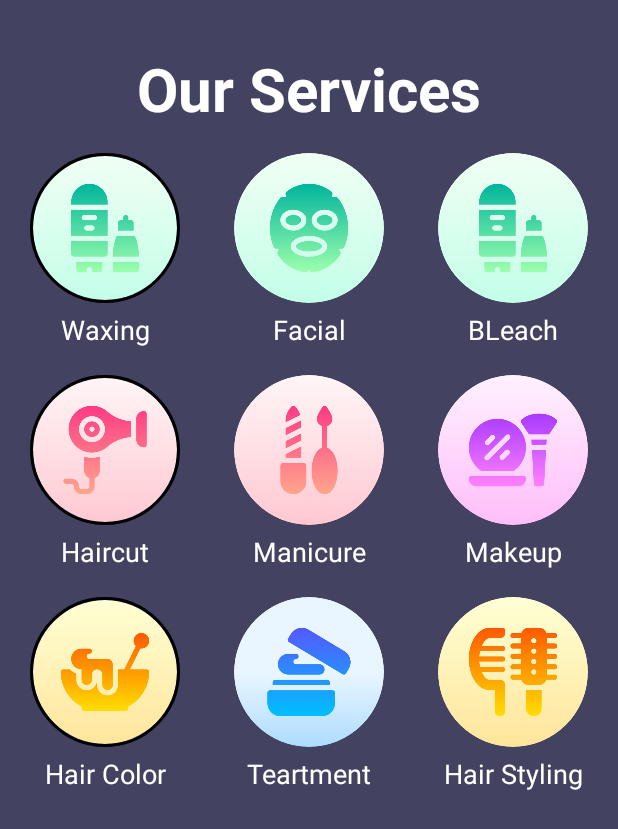
After one commit to iabhishek5007/NehaBeautySaloon, an Android app: the fragment ServicesFragment shown on its own in the app's theme, on a phone screen of 412 x 824 dp. The commit adds this screen. Shown: the top 829 px of the screen. Run offline under Robolectric (Android 15) with nearby library versions, the phone set to English and light mode, and no system bars; our stand-ins replace CircleImageView; Roboto replaces fonts that are not available here.

Commit message:
Designed Service Page

```diff
--- a/app/build.gradle
+++ b/app/build.gradle
@@ -46,13 +46,15 @@ dependencies {
     androidTestImplementation 'androidx.test.espresso:espresso-core:3.3.0'
 
     //Country Picker Design
-    implementation 'com.hbb20:ccp:2.3.1'
+    implementation 'com.hbb20:ccp:2.3.2'
 
     //OTP PIN View Design
-    implementation 'com.chaos.view:pinview:1.4.3'
+    implementation 'com.chaos.view:pinview:1.4.4'
     implementation 'com.google.firebase:firebase-core:16.0.8'
 
     implementation 'com.google.android.gms:play-services-auth:19.0.0'
     implementation 'com.firebaseui:firebase-ui:0.6.2'
 
+    //circle imageView
+    implementation 'de.hdodenhof:circleimageview:3.1.0'
 }
--- /dev/null
+++ b/app/src/main/java/com/example/nehabeautysalon/ServicesFragment.java
@@ -0,0 +1,29 @@
+package com.example.nehabeautysalon;
+
+import android.os.Bundle;
+
+import androidx.fragment.app.Fragment;
+
+import android.view.LayoutInflater;
+import android.view.View;
+import android.view.ViewGroup;
+
+
+public class ServicesFragment extends Fragment {
+
+
+
+    @Override
+    public void onCreate(Bundle savedInstanceState) {
+        super.onCreate(savedInstanceState);
+    }
+
+    @Override
+    public View onCreateView(LayoutInflater inflater, ViewGroup container,
+                             Bundle savedInstanceState) {
+        // Inflate the layout for this fragment
+        View view= inflater.inflate(R.layout.fragment_services, container, false);
+
+        return view;
+    }
+}
--- a/app/src/main/res/layout/fragment_home.xml
+++ b/app/src/main/res/layout/fragment_home.xml
@@ -4,7 +4,7 @@
     xmlns:tools="http://schemas.android.com/tools"
     android:layout_width="match_parent"
     android:layout_height="match_parent"
-    android:background="@color/white">
+    android:background="@color/bg_color">
 
     <androidx.constraintlayout.widget.ConstraintLayout
         android:id="@+id/constraintLayout2"
--- /dev/null
+++ b/app/src/main/res/layout/fragment_services.xml
@@ -0,0 +1,246 @@
+<?xml version="1.0" encoding="utf-8"?>
+<androidx.constraintlayout.widget.ConstraintLayout xmlns:android="http://schemas.android.com/apk/res/android"
+    xmlns:app="http://schemas.android.com/apk/res-auto"
+    xmlns:tools="http://schemas.android.com/tools"
+    android:layout_width="match_parent"
+    android:layout_height="match_parent"
+    android:background="@color/bg_color"
+    tools:context=".ServicesFragment">
+
+    <TextView
+        android:id="@+id/tvOurServices"
+        android:layout_width="wrap_content"
+        android:layout_height="wrap_content"
+        android:layout_marginTop="32dp"
+        android:text="Our Services"
+        android:textColor="@color/white"
+        android:textSize="40sp"
+        android:textStyle="bold"
+        app:layout_constraintEnd_toEndOf="parent"
+        app:layout_constraintStart_toStartOf="parent"
+        app:layout_constraintTop_toTopOf="parent" />
+
+    <de.hdodenhof.circleimageview.CircleImageView
+        android:id="@+id/img_waxing"
+        android:layout_width="100dp"
+        android:layout_height="100dp"
+        android:layout_marginStart="16dp"
+        android:layout_marginTop="16dp"
+        android:src="@drawable/bleach"
+        app:civ_border_color="#FF000000"
+        app:civ_border_width="2dp"
+        app:layout_constraintEnd_toStartOf="@+id/img_facial"
+        app:layout_constraintHorizontal_bias="0.5"
+        app:layout_constraintStart_toStartOf="parent"
+        app:layout_constraintTop_toBottomOf="@+id/tvOurServices" />
+
+    <TextView
+        android:layout_width="wrap_content"
+        android:layout_height="wrap_content"
+        android:text="Waxing"
+        android:layout_marginTop="5dp"
+        android:textColor="@color/white"
+        android:textSize="18sp"
+        app:layout_constraintLeft_toLeftOf="@id/img_waxing"
+        app:layout_constraintRight_toRightOf="@id/img_waxing"
+        app:layout_constraintTop_toBottomOf="@id/img_waxing" />
+
+    <de.hdodenhof.circleimageview.CircleImageView
+        android:id="@+id/img_facial"
+        android:layout_width="100dp"
+        android:layout_height="100dp"
+        android:layout_marginStart="32dp"
+        android:src="@drawable/facial"
+        app:layout_constraintBottom_toBottomOf="@id/img_waxing"
+        app:layout_constraintEnd_toStartOf="@+id/img_bleach"
+        app:layout_constraintHorizontal_bias="0.5"
+        app:layout_constraintStart_toEndOf="@+id/img_waxing"
+        app:layout_constraintTop_toTopOf="@+id/img_waxing" />
+
+    <TextView
+        android:layout_width="wrap_content"
+        android:layout_height="wrap_content"
+        android:layout_marginTop="5dp"
+        android:text="Facial"
+        android:textColor="@color/white"
+        android:textSize="18sp"
+        app:layout_constraintLeft_toLeftOf="@id/img_facial"
+        app:layout_constraintRight_toRightOf="@id/img_facial"
+        app:layout_constraintTop_toBottomOf="@id/img_facial" />
+
+
+    <de.hdodenhof.circleimageview.CircleImageView
+        android:id="@+id/img_bleach"
+        android:layout_width="100dp"
+        android:layout_height="100dp"
+        android:layout_marginStart="32dp"
+        android:layout_marginEnd="16dp"
+        android:src="@drawable/bleach"
+        app:layout_constraintBottom_toBottomOf="@id/img_facial"
+        app:layout_constraintEnd_toEndOf="parent"
+        app:layout_constraintHorizontal_bias="0.5"
+        app:layout_constraintStart_toEndOf="@+id/img_facial"
+        app:layout_constraintTop_toTopOf="@+id/img_facial" />
+
+    <TextView
+        android:layout_width="wrap_content"
+        android:layout_height="wrap_content"
+        android:text="BLeach"
+        android:layout_marginTop="5dp"
+        android:textColor="@color/white"
+        android:textSize="18sp"
+        app:layout_constraintLeft_toLeftOf="@id/img_bleach"
+        app:layout_constraintRight_toRightOf="@id/img_bleach"
+        app:layout_constraintTop_toBottomOf="@id/img_bleach" />
+
+
+    <de.hdodenhof.circleimageview.CircleImageView
+        android:id="@+id/img_massage"
+        android:layout_width="100dp"
+        android:layout_height="100dp"
+        android:layout_marginStart="16dp"
+        android:layout_marginTop="48dp"
+        android:src="@drawable/haircuts"
+        app:civ_border_color="#FF000000"
+        app:civ_border_width="2dp"
+        app:layout_constraintEnd_toStartOf="@+id/img_manicure"
+        app:layout_constraintHorizontal_bias="0.5"
+        app:layout_constraintStart_toStartOf="parent"
+        app:layout_constraintTop_toBottomOf="@+id/img_waxing" />
+
+    <TextView
+        android:layout_width="wrap_content"
+        android:layout_height="wrap_content"
+        android:text="Haircut"
+        android:textColor="@color/white"
+        android:layout_marginTop="5dp"
+        android:textSize="18sp"
+        app:layout_constraintLeft_toLeftOf="@id/img_massage"
+        app:layout_constraintRight_toRightOf="@id/img_massage"
+        app:layout_constraintTop_toBottomOf="@id/img_massage" />
+
+
+    <de.hdodenhof.circleimageview.CircleImageView
+        android:id="@+id/img_manicure"
+        android:layout_width="100dp"
+        android:layout_height="100dp"
+        android:layout_marginStart="32dp"
+        android:src="@drawable/manicure"
+        app:layout_constraintBottom_toBottomOf="@id/img_massage"
+        app:layout_constraintEnd_toStartOf="@+id/img_makeup"
+        app:layout_constraintHorizontal_bias="0.5"
+        app:layout_constraintStart_toEndOf="@+id/img_massage"
+        app:layout_constraintTop_toTopOf="@+id/img_massage" />
+
+    <TextView
+        android:layout_width="wrap_content"
+        android:layout_height="wrap_content"
+        android:text="Manicure"
+        android:textColor="@color/white"
+        android:textSize="18sp"
+        android:layout_marginTop="5dp"
+        app:layout_constraintLeft_toLeftOf="@id/img_manicure"
+        app:layout_constraintRight_toRightOf="@id/img_manicure"
+        app:layout_constraintTop_toBottomOf="@id/img_manicure" />
+
+    <de.hdodenhof.circleimageview.CircleImageView
+        android:id="@+id/img_makeup"
+        android:layout_width="100dp"
+        android:layout_height="100dp"
+        android:layout_marginStart="32dp"
+        android:layout_marginEnd="16dp"
+        android:src="@drawable/makeup"
+        app:layout_constraintBottom_toBottomOf="@id/img_manicure"
+        app:layout_constraintEnd_toEndOf="parent"
+        app:layout_constraintHorizontal_bias="0.5"
+        app:layout_constraintStart_toEndOf="@+id/img_manicure"
+        app:layout_constraintTop_toTopOf="@+id/img_manicure" />
+
+    <TextView
+        android:layout_width="wrap_content"
+        android:layout_height="wrap_content"
+        android:text="Makeup"
+        android:textColor="@color/white"
+        android:textSize="18sp"
+        android:layout_marginTop="5dp"
+        app:layout_constraintLeft_toLeftOf="@id/img_makeup"
+        app:layout_constraintRight_toRightOf="@id/img_makeup"
+        app:layout_constraintTop_toBottomOf="@id/img_makeup" />
+
+    <!--3rd Row -->
+
+    <de.hdodenhof.circleimageview.CircleImageView
+        android:id="@+id/img_haircolor"
+        android:layout_width="100dp"
+        android:layout_height="100dp"
+        android:layout_marginStart="16dp"
+        android:layout_marginTop="48dp"
+        android:src="@drawable/haircolor"
+        app:civ_border_color="#FF000000"
+        app:civ_border_width="2dp"
+        app:layout_constraintEnd_toStartOf="@+id/img_treatment"
+        app:layout_constraintHorizontal_bias="0.5"
+        app:layout_constraintStart_toStartOf="parent"
+        app:layout_constraintTop_toBottomOf="@+id/img_massage" />
+
+    <TextView
+        android:layout_width="wrap_content"
+        android:layout_height="wrap_content"
+        android:text="Hair Color"
+        android:textColor="@color/white"
+        android:textSize="18sp"
+        android:layout_marginTop="5dp"
+        app:layout_constraintLeft_toLeftOf="@id/img_haircolor"
+        app:layout_constraintRight_toRightOf="@id/img_haircolor"
+        app:layout_constraintTop_toBottomOf="@id/img_haircolor" />
+
+
+    <de.hdodenhof.circleimageview.CircleImageView
+        android:id="@+id/img_treatment"
+        android:layout_width="100dp"
+        android:layout_height="100dp"
+        android:layout_marginStart="32dp"
+        android:src="@drawable/treatment"
+        app:layout_constraintBottom_toBottomOf="@id/img_haircolor"
+        app:layout_constraintEnd_toStartOf="@+id/img_hairStyling"
+        app:layout_constraintHorizontal_bias="0.5"
+        app:layout_constraintStart_toEndOf="@+id/img_haircolor"
+        app:layout_constraintTop_toTopOf="@+id/img_haircolor" />
+
+    <TextView
+        android:layout_width="wrap_content"
+        android:layout_height="wrap_content"
+        android:text="Teartment"
+        android:textColor="@color/white"
+        android:textSize="18sp"
+        android:layout_marginTop="5dp"
+        app:layout_constraintLeft_toLeftOf="@id/img_treatment"
+        app:layout_constraintRight_toRightOf="@id/img_treatment"
+        app:layout_constraintTop_toBottomOf="@id/img_treatment" />
+
+    <de.hdodenhof.circleimageview.CircleImageView
+        android:id="@+id/img_hairStyling"
+        android:layout_width="100dp"
+        android:layout_height="100dp"
+        android:layout_marginStart="32dp"
+        android:layout_marginEnd="16dp"
+        android:src="@drawable/hairstyling"
+        app:layout_constraintBottom_toBottomOf="@id/img_treatment"
+        app:layout_constraintEnd_toEndOf="parent"
+        app:layout_constraintHorizontal_bias="0.5"
+        app:layout_constraintStart_toEndOf="@+id/img_treatment"
+        app:layout_constraintTop_toTopOf="@+id/img_treatment" />
+
+    <TextView
+        android:layout_width="wrap_content"
+        android:layout_height="wrap_content"
+        android:text="Hair Styling"
+        android:textColor="@color/white"
+        android:textSize="18sp"
+        android:layout_marginTop="5dp"
+        app:layout_constraintLeft_toLeftOf="@id/img_hairStyling"
+        app:layout_constraintRight_toRightOf="@id/img_hairStyling"
+        app:layout_constraintTop_toBottomOf="@id/img_hairStyling" />
+
+
+</androidx.constraintlayout.widget.ConstraintLayout>
--- a/app/src/main/res/values/colors.xml
+++ b/app/src/main/res/values/colors.xml
@@ -18,4 +18,6 @@
     <color name="lightWhite">#f2f5f8</color>
     <color name="mikadoyellow">#FFD919</color>
 
+    <color name="bg_color">#FF434261</color>
+
 </resources>
--- a/app/src/main/res/values/strings.xml
+++ b/app/src/main/res/values/strings.xml
@@ -10,7 +10,7 @@
     <!--OTP Screen-->
     <string name="otp_verification_text">Verification</string>
     <string name="otp_description_text">Enter one time password sent on your phone number</string>
-<!-- TODO: Remove or change this placeholder text -->
+    <!-- TODO: Remove or change this placeholder text -->
     <string name="hello_blank_fragment">Hello blank fragment</string>
 
     <string name="navigation_drawer_open">Open Navigation drawer</string>
```
Also changed, not shown: app/src/main/res/drawable/bleach.png (added), app/src/main/res/drawable/facial.png (added), app/src/main/res/drawable/haircolor.png (added), app/src/main/res/drawable/haircuts.png (added), app/src/main/res/drawable/hairstyling.png (added), app/src/main/res/drawable/makeup.png (added), app/src/main/res/drawable/manicure.png (added), app/src/main/res/drawable/massage.png (added), app/src/main/res/drawable/treatment.png (added).
